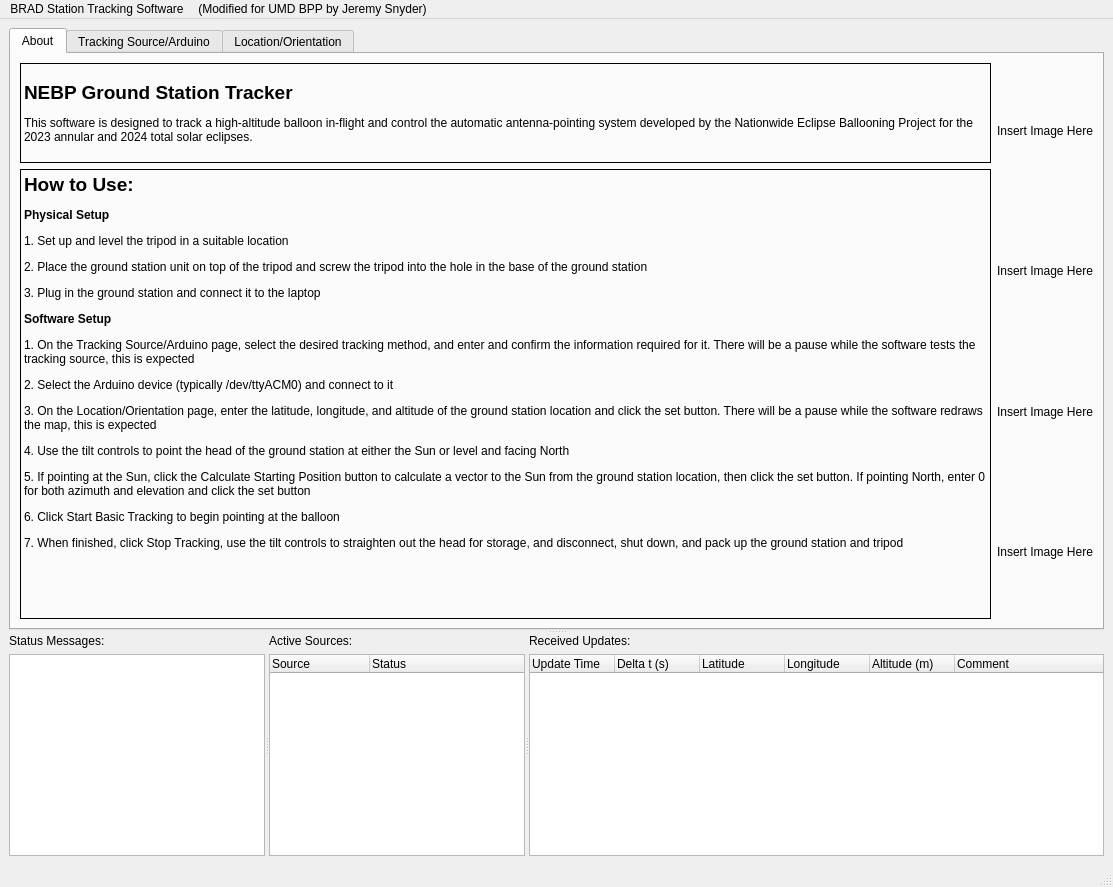
The window that designerFiles/Ground_Station_GUI.ui (UMDBPP/NEBP-Ground-Station-Tracker) describes before a commit, drawn with Qt 5.
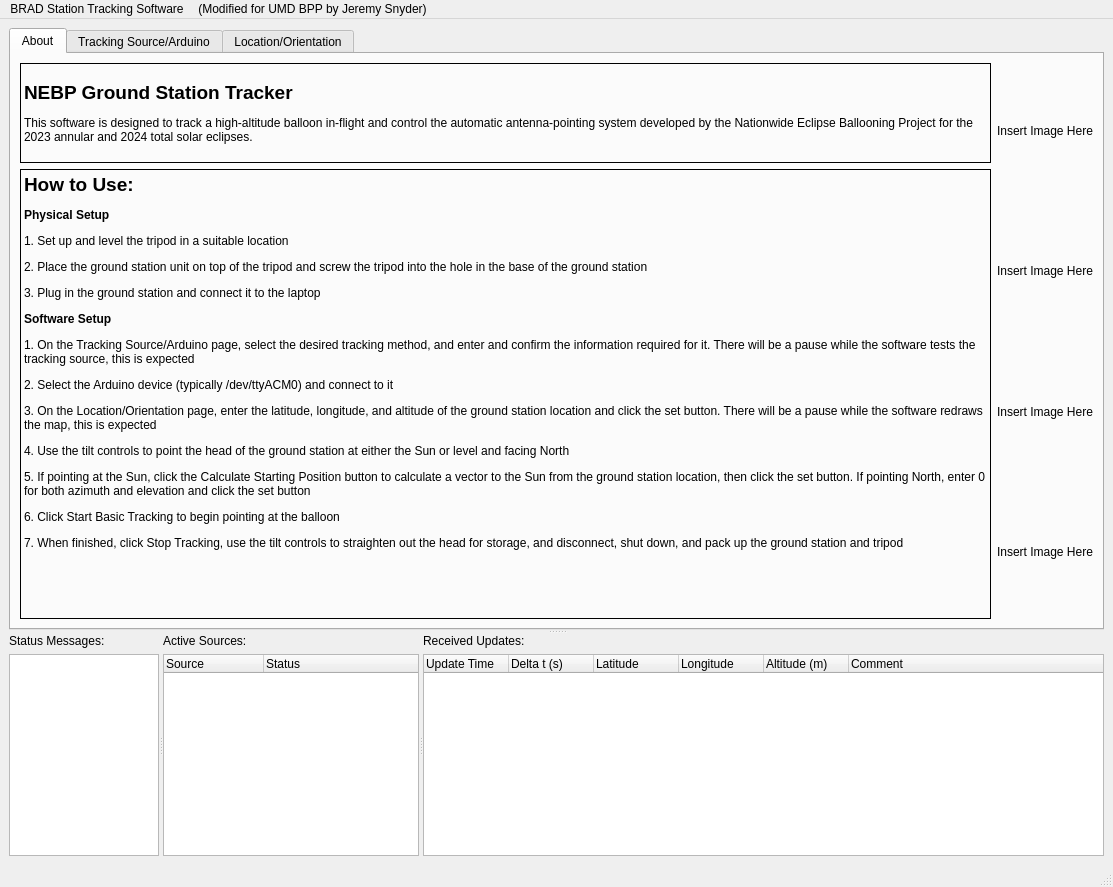
The same window after the commit.

Commit message: Adjust status_grid widget sizes

```diff
--- a/designerFiles/Ground_Station_GUI.ui
+++ b/designerFiles/Ground_Station_GUI.ui
@@ -1555,6 +1555,12 @@
         <layout class="QGridLayout" name="status_grid">
          <item row="0" column="0">
           <widget class="QLabel" name="status_label">
+           <property name="sizePolicy">
+            <sizepolicy hsizetype="Preferred" vsizetype="Fixed">
+             <horstretch>0</horstretch>
+             <verstretch>0</verstretch>
+            </sizepolicy>
+           </property>
            <property name="text">
             <string>Status Messages:</string>
            </property>
@@ -1563,11 +1569,17 @@
          <item row="1" column="0">
           <widget class="QPlainTextEdit" name="statusBox">
            <property name="sizePolicy">
-            <sizepolicy hsizetype="Minimum" vsizetype="MinimumExpanding">
+            <sizepolicy hsizetype="Expanding" vsizetype="Preferred">
              <horstretch>0</horstretch>
              <verstretch>0</verstretch>
             </sizepolicy>
            </property>
+           <property name="minimumSize">
+            <size>
+             <width>150</width>
+             <height>0</height>
+            </size>
+           </property>
            <property name="readOnly">
             <bool>true</bool>
            </property>
@@ -1579,6 +1591,12 @@
         <layout class="QGridLayout" name="activeSources_grid">
          <item row="0" column="0">
           <widget class="QLabel" name="activeSources_label">
+           <property name="sizePolicy">
+            <sizepolicy hsizetype="Preferred" vsizetype="Fixed">
+             <horstretch>0</horstretch>
+             <verstretch>0</verstretch>
+            </sizepolicy>
+           </property>
            <property name="text">
             <string>Active Sources:</string>
            </property>
@@ -1587,7 +1605,7 @@
          <item row="1" column="0">
           <widget class="QTreeWidget" name="activeSources_treeWidget">
            <property name="sizePolicy">
-            <sizepolicy hsizetype="MinimumExpanding" vsizetype="MinimumExpanding">
+            <sizepolicy hsizetype="MinimumExpanding" vsizetype="Preferred">
              <horstretch>0</horstretch>
              <verstretch>0</verstretch>
             </sizepolicy>
@@ -1610,6 +1628,12 @@
         <layout class="QGridLayout" name="receivedUpdates_grid">
          <item row="0" column="0">
           <widget class="QLabel" name="receivedUpdates_label">
+           <property name="sizePolicy">
+            <sizepolicy hsizetype="Preferred" vsizetype="Fixed">
+             <horstretch>0</horstretch>
+             <verstretch>0</verstretch>
+            </sizepolicy>
+           </property>
            <property name="text">
             <string>Received Updates:</string>
            </property>
@@ -1631,7 +1655,7 @@
          <item row="1" column="0" colspan="2">
           <widget class="QTreeWidget" name="receivedUpdates_treeWidget">
            <property name="sizePolicy">
-            <sizepolicy hsizetype="MinimumExpanding" vsizetype="MinimumExpanding">
+            <sizepolicy hsizetype="MinimumExpanding" vsizetype="Preferred">
              <horstretch>0</horstretch>
              <verstretch>0</verstretch>
             </sizepolicy>
```
Left out of the diff: 2 changed lines with no effect on the pictures. The commit also changes 1 other file.
